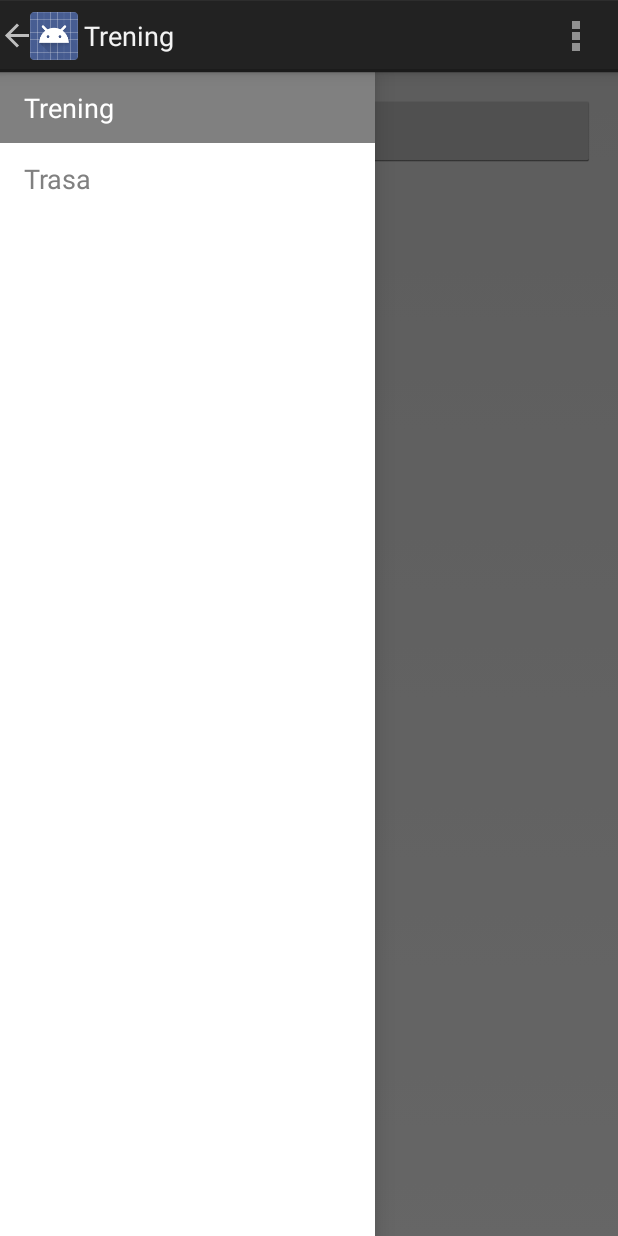
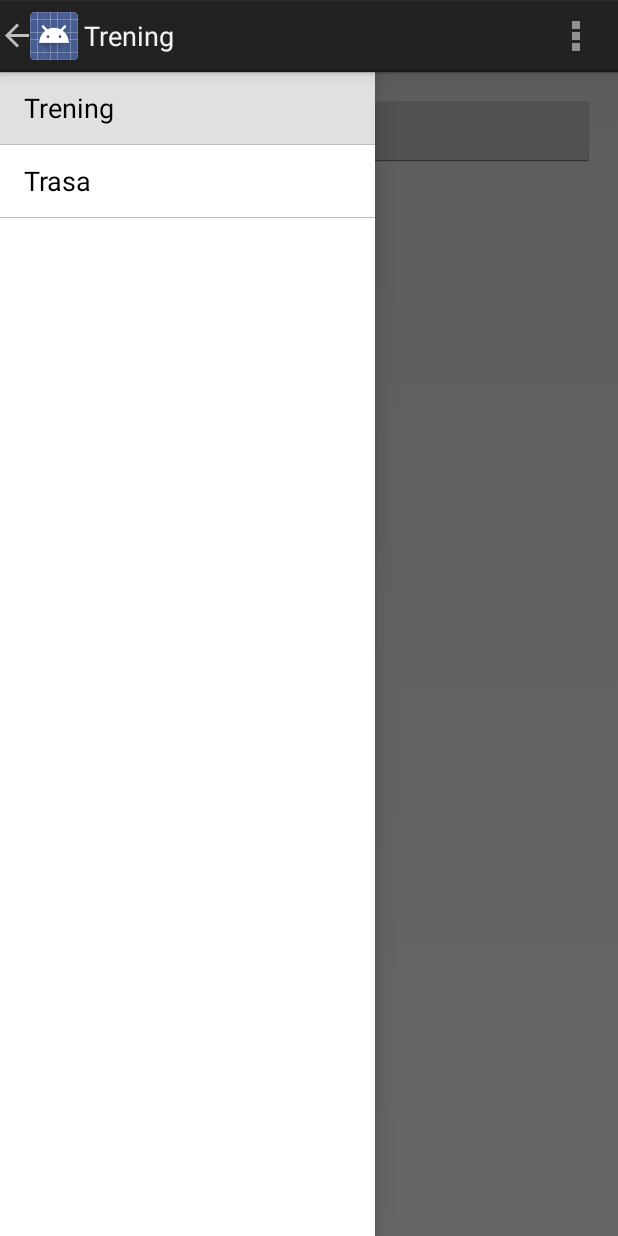
Before and after one commit to nagyist/MotionRecorder, an Android app: the MainActivity screen opened directly, with no data from a screen before it, with the side drawer open, on a phone screen of 412 x 824 dp. Run offline under Robolectric (Android 15) with nearby library versions, the phone set to English and light mode, and no system bars; 1 statement that could not run was skipped.

```diff
--- a/app/src/main/AndroidManifest.xml
+++ b/app/src/main/AndroidManifest.xml
@@ -4,10 +4,13 @@
 
     <uses-permission android:name="android.permission.INTERNET" />
     <uses-permission android:name="android.permission.WRITE_EXTERNAL_STORAGE" />
-    <uses-permission android:name="android.permission.ACCESS_NETWORK_STATE"/>
+    <uses-permission android:name="android.permission.ACCESS_NETWORK_STATE" />
 
     <uses-permission android:name="android.permission.ACCESS_COARSE_LOCATION" />
     <uses-permission android:name="android.permission.ACCESS_FINE_LOCATION" />
+
+    <uses-permission android:name="android.permission.ACCESS_GPS" />
+    <uses-permission android:name="android.permission.ACCESS_LOCATION" />
 
     <application
         android:allowBackup="true"
--- a/app/src/main/java/put/iwm/android/motionrecorder/activities/MainActivity.java
+++ b/app/src/main/java/put/iwm/android/motionrecorder/activities/MainActivity.java
@@ -13,6 +13,7 @@ import android.view.MenuItem;
 import android.view.View;
 import android.widget.AdapterView;
 import android.widget.ListView;
+import android.widget.Toast;
 
 import java.util.ArrayList;
 import java.util.Arrays;
@@ -103,6 +104,7 @@ public class MainActivity extends BaseActivity {
     }
 
     private void setActionBarTitle(String title) {
+
         getActionBar().setTitle(title);
     }
 
--- a/app/src/main/java/put/iwm/android/motionrecorder/adapters/NavigationDrawerAdapter.java
+++ b/app/src/main/java/put/iwm/android/motionrecorder/adapters/NavigationDrawerAdapter.java
@@ -2,6 +2,7 @@ package put.iwm.android.motionrecorder.adapters;
 
 import android.content.Context;
 import android.content.res.Resources;
+import android.graphics.Color;
 import android.view.View;
 import android.view.ViewGroup;
 import android.widget.ArrayAdapter;
@@ -34,17 +35,12 @@ public class NavigationDrawerAdapter extends ArrayAdapter<String> {
 
         TextView view = (TextView) super.getView(position, convertView, parent);
 
-        view.setTextColor(resources.getColor(R.color.white));
+        view.setTextColor(Color.BLACK);
 
-
-        if (position == selectedItemPosition) {
-            view.setBackgroundColor(resources.getColor(R.color.selected_item_color));
-
-        }
-        else {
-            view.setBackgroundColor(resources.getColor(R.color.white));
-            view.setTextColor(resources.getColor(R.color.selected_item_color));
-        }
+        if(position == selectedItemPosition)
+            view.setBackgroundColor(resources.getColor(R.color.selected_drawer_list_item_color));
+        else
+            view.setBackgroundColor(Color.WHITE);
 
         return view;
     }
--- a/app/src/main/res/layout/activity_main.xml
+++ b/app/src/main/res/layout/activity_main.xml
@@ -16,7 +16,8 @@
         android:layout_height="match_parent"
         android:layout_gravity="start"
         android:choiceMode="singleChoice"
-        android:divider="@android:color/transparent"
+        android:divider="#BDBDBD"
+        android:dividerHeight="0.5dp"
         android:background="@color/white" />
 
 </android.support.v4.widget.DrawerLayout>
--- a/app/src/main/res/values/colors.xml
+++ b/app/src/main/res/values/colors.xml
@@ -1,5 +1,5 @@
 <?xml version="1.0" encoding="utf-8"?>
 <resources>
-    <color name="selected_item_color">#808080</color>
+    <color name="selected_drawer_list_item_color">#E0E0E0</color>
     <color name="white">#ffffff</color>
 </resources>
```
Also changed, not shown: app/src/main/java/put/iwm/android/motionrecorder/activities/RegisterActivity.java (+13 -13 lines), app/src/main/java/put/iwm/android/motionrecorder/fragments/RouteMapFragment.java (+54 -5 lines).
